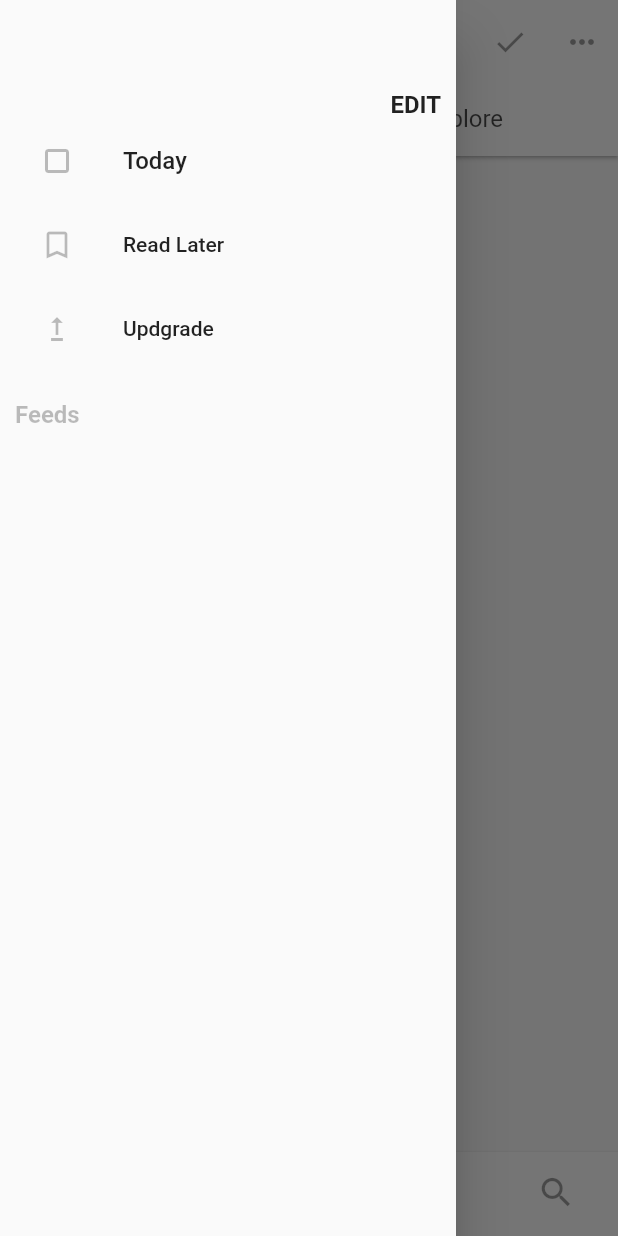
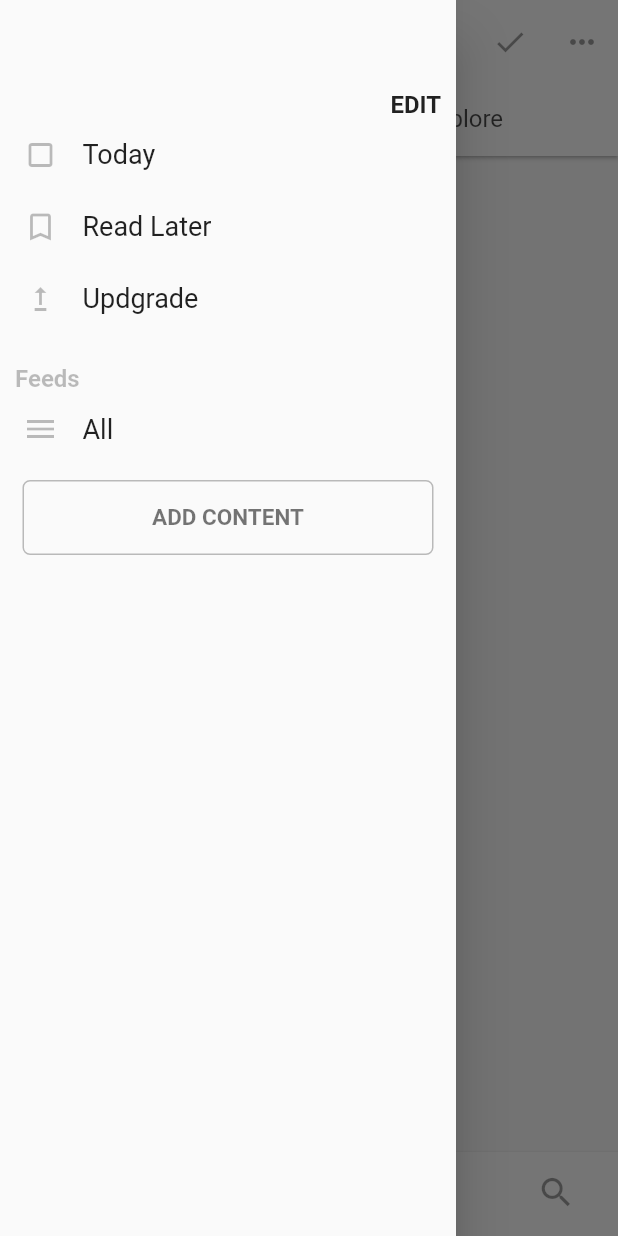
Before and after one commit to eloicasamayor/feedly_clone, a Flutter app: the screen it shows after launch, in the side drawer, after a tap on the "circle" icon, on a phone screen of 412 x 824 dp. Run offline on Flutter 3.47's test engine with Material 2 defaults, Android fonts, the phone set to English and light mode, and no system bars.

Commit message:
dummy modals added. feed layout settings fully working

```diff
--- a/lib/screens/lateral_menu.dart
+++ b/lib/screens/lateral_menu.dart
@@ -20,28 +20,52 @@ class LateralMenu extends StatelessWidget {
             ),
           ]),
           ListTile(
+            dense: true,
+            minLeadingWidth: 10,
+            contentPadding: EdgeInsets.symmetric(horizontal: 5, vertical: 0),
             leading: Icon(
               Icons.crop_square_outlined,
               color: Colors.black26,
             ),
             title: Text(
               'Today',
-              style: TextStyle(fontSize: 16),
+              style: TextStyle(
+                  fontSize: 18,
+                  color: Colors.black87,
+                  fontWeight: FontWeight.w400),
             ),
           ),
           ListTile(
+            dense: true,
+            minLeadingWidth: 10,
+            contentPadding: EdgeInsets.symmetric(horizontal: 5, vertical: 0),
             leading: Icon(
               Icons.bookmark_outline,
               color: Colors.black26,
             ),
-            title: Text('Read Later'),
+            title: Text(
+              'Read Later',
+              style: TextStyle(
+                  fontSize: 18,
+                  color: Colors.black87,
+                  fontWeight: FontWeight.w400),
+            ),
           ),
           ListTile(
+            dense: true,
+            minLeadingWidth: 10,
+            contentPadding: EdgeInsets.symmetric(horizontal: 5, vertical: 0),
             leading: Icon(
               Icons.upgrade_outlined,
               color: Colors.black26,
             ),
-            title: Text('Updgrade'),
+            title: Text(
+              'Updgrade',
+              style: TextStyle(
+                  fontSize: 18,
+                  color: Colors.black87,
+                  fontWeight: FontWeight.w400),
+            ),
           ),
           SizedBox(
             height: 20,
@@ -52,7 +76,46 @@ class LateralMenu extends StatelessWidget {
                 fontSize: 16,
                 fontWeight: FontWeight.bold,
                 color: Colors.black26),
-          )
+          ),
+          ListTile(
+            dense: true,
+            minLeadingWidth: 10,
+            contentPadding: EdgeInsets.symmetric(horizontal: 5, vertical: 0),
+            leading: Icon(
+              Icons.menu,
+              color: Colors.black26,
+            ),
+            title: Text(
+              'All',
+              style: TextStyle(
+                  fontSize: 18,
+                  color: Colors.black87,
+                  fontWeight: FontWeight.w400),
+            ),
+          ),
+          InkWell(
+            onTap: () {},
+            child: Container(
+              decoration: BoxDecoration(
+                border: Border.all(color: Colors.black26),
+                borderRadius: BorderRadius.all(Radius.circular(5)),
+              ),
+              height: 50,
+              padding: EdgeInsets.all(10),
+              margin: EdgeInsets.symmetric(horizontal: 5, vertical: 10),
+              child: Center(
+                child: Text(
+                  'ADD CONTENT',
+                  textAlign: TextAlign.center,
+                  style: TextStyle(
+                    fontWeight: FontWeight.bold,
+                    color: Colors.black54,
+                    fontSize: 15,
+                  ),
+                ),
+              ),
+            ),
+          ),
         ]),
       ),
     );
--- a/lib/screens/main_menu.dart
+++ b/lib/screens/main_menu.dart
@@ -1,6 +1,8 @@
 import 'package:flutter/material.dart';
 
 import '../widgets/modal_feed_style.dart';
+import '../widgets/modal_content_language.dart';
+import '../widgets/modal_feed_counter.dart';
 import './search_screen.dart';
 import './add_content_screen.dart';
 import './main_feed_screen.dart';
@@ -43,20 +45,33 @@ class _MainMenuState extends State<MainMenu> {
   ];
 
   void _onItemTapped(int index, BuildContext ctx) {
-    setState(() {
-      _selectedPageIndex = index;
-    });
     if (index == 0) {
       Scaffold.of(ctx).openDrawer();
     } else if (index == 2) {
       setState(() {
+        _selectedPageIndex = index;
         _bodyWidget = MainFeedScreen(_modalValues);
       });
     } else {
       setState(() {
+        _selectedPageIndex = index;
         _bodyWidget = _appScreens[index];
       });
     }
+  }
+
+  void _markAsRead() {
+    final snackBar = SnackBar(
+      content: Text(
+        'Articles marked as read',
+        style: TextStyle(color: Theme.of(context).primaryColor, fontSize: 20),
+      ),
+      backgroundColor: Colors.green[100],
+    );
+
+// Find the ScaffoldMessenger in the widget tree
+// and use it to show a SnackBar.
+    ScaffoldMessenger.of(context).showSnackBar(snackBar);
   }
 
   @override
@@ -71,7 +86,18 @@ class _MainMenuState extends State<MainMenu> {
           automaticallyImplyLeading: false,
           leading: _selectedPageIndex == 2
               ? IconButton(
-                  onPressed: () {},
+                  onPressed: () => showModalBottomSheet<void>(
+                      context: context,
+                      isScrollControlled: true,
+                      shape: RoundedRectangleBorder(
+                        borderRadius: BorderRadius.vertical(
+                          top: Radius.circular(20),
+                        ),
+                      ),
+                      backgroundColor: Colors.white,
+                      builder: (context) {
+                        return ModalFeedCounter();
+                      }),
                   icon: Icon(Icons.circle_outlined),
                   color: Colors.black38,
                 )
@@ -100,7 +126,7 @@ class _MainMenuState extends State<MainMenu> {
           actions: [
             if (_selectedPageIndex == 2 || _selectedPageIndex == 1)
               IconButton(
-                onPressed: () {},
+                onPressed: _markAsRead,
                 icon: Icon(Icons.check),
                 color: Colors.black38,
               ),
@@ -130,7 +156,18 @@ class _MainMenuState extends State<MainMenu> {
               ),
             if (_selectedPageIndex == 3)
               IconButton(
-                onPressed: () {},
+                onPressed: () => showModalBottomSheet<void>(
+                    context: context,
+                    isScrollControlled: true,
+                    shape: RoundedRectangleBorder(
+                      borderRadius: BorderRadius.vertical(
+                        top: Radius.circular(20),
+                      ),
+                    ),
+                    backgroundColor: Colors.white,
+                    builder: (context) {
+                      return ModalContentLanguage();
+                    }),
                 icon: Icon(Icons.translate),
                 color: Colors.black38,
               ),
--- a/lib/screens/search_screen.dart
+++ b/lib/screens/search_screen.dart
@@ -30,7 +30,7 @@ class SearchScreen extends StatelessWidget {
                     Icons.search,
                     size: 30,
                   ),
-                  hintText: 'Type a name, topic, or paste a URL',
+                  hintText: 'Find specific articles in your Feedly',
                   hintStyle: TextStyle(
                     fontSize: 18,
                     color: Colors.black38,
```
Also changed, not shown: lib/widgets/modal_content_language.dart (added, +14 -0 lines), lib/widgets/modal_feed_counter.dart (added, +14 -0 lines), lib/widgets/news_item.dart (+21 -6 lines).
